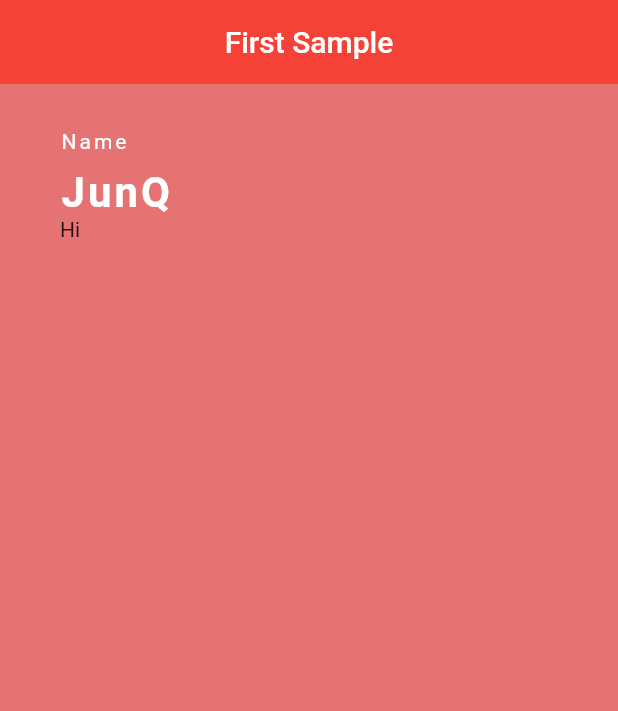
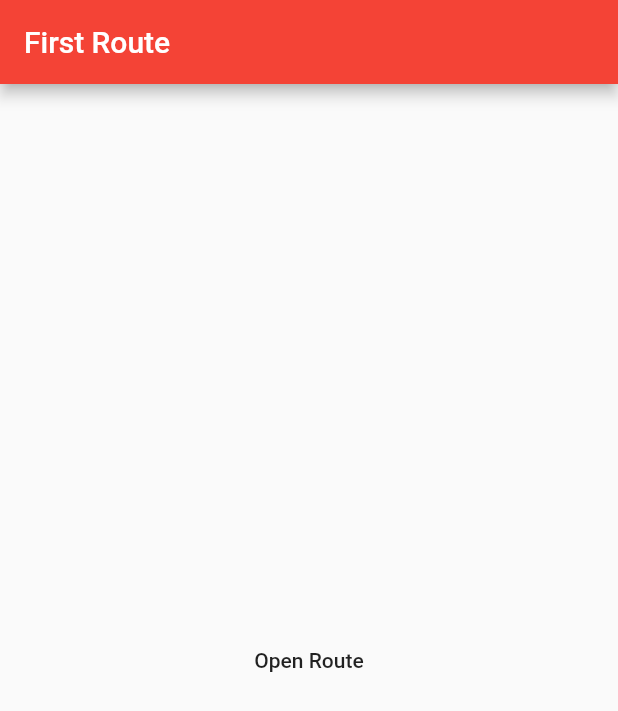
Before and after one commit to JQ-WCoding/first_flutter, a Flutter app: the screen it shows after launch, on a phone screen of 412 x 824 dp. Shown: the top 711 px of the screen. Run offline on Flutter 3.47's test engine with Material 2 defaults, Android fonts, the phone set to English and light mode, and no system bars.

Commit message:
pop up
learn how to change pages(in Flutter called Route)

and set routes because need to separate classes

RaisedButton -> MaterialButton

```diff
--- a/lib/main.dart
+++ b/lib/main.dart
@@ -11,8 +11,14 @@ class MyApp extends StatelessWidget {
     return MaterialApp(
       title: 'First app',
       // color sample
-      theme: ThemeData(primarySwatch: Colors.blue), // Theme data
-      home: const MyHomePage(),
+      theme: ThemeData(primarySwatch: Colors.red), // Theme data
+      // home: const FirstRoute(),
+      // set routes -> because we need to separate class
+      initialRoute: '/',
+      routes: {
+        '/': (context) => const FirstRoute(),
+        '/second': (context) => const SecondRoute(),
+      },
     );
   }
 }
@@ -63,3 +69,53 @@ class MyHomePage extends StatelessWidget {
     );
   }
 }
+
+/*
+ pop - up -> new page
+ called Route -> can make two pages
+ */
+class FirstRoute extends StatelessWidget {
+  const FirstRoute({Key? key}) : super(key: key);
+
+  @override
+  Widget build(BuildContext context) {
+    return Scaffold(
+      appBar: AppBar(
+        title: const Text('First Route'),
+      ),
+      body: Center(
+        child: MaterialButton(
+            child: const Text('Open Route'),
+            onPressed: () {
+              // Navigator.push -> go to 'builder: (context) =>' call class
+              // Navigator.push(context,
+              //     MaterialPageRoute(builder: (context) => const SecondRoute()));
+              Navigator.pushNamed(context, '/second');
+            }),
+      ),
+    );
+  }
+}
+
+class SecondRoute extends StatelessWidget {
+  const SecondRoute({Key? key}) : super(key: key);
+
+  @override
+  Widget build(BuildContext context) {
+    return Scaffold(
+      appBar: AppBar(
+        title: const Text('Second Route'),
+      ),
+      body: Center(
+        // RaisedButton -> MaterialButton
+        child: MaterialButton(
+          onPressed: () {
+            // onPressed -> Navigator.pop : clean all routes and back to current Route
+            Navigator.pop(context);
+          },
+          child: const Text('Back'),
+        ),
+      ),
+    );
+  }
+}
```
